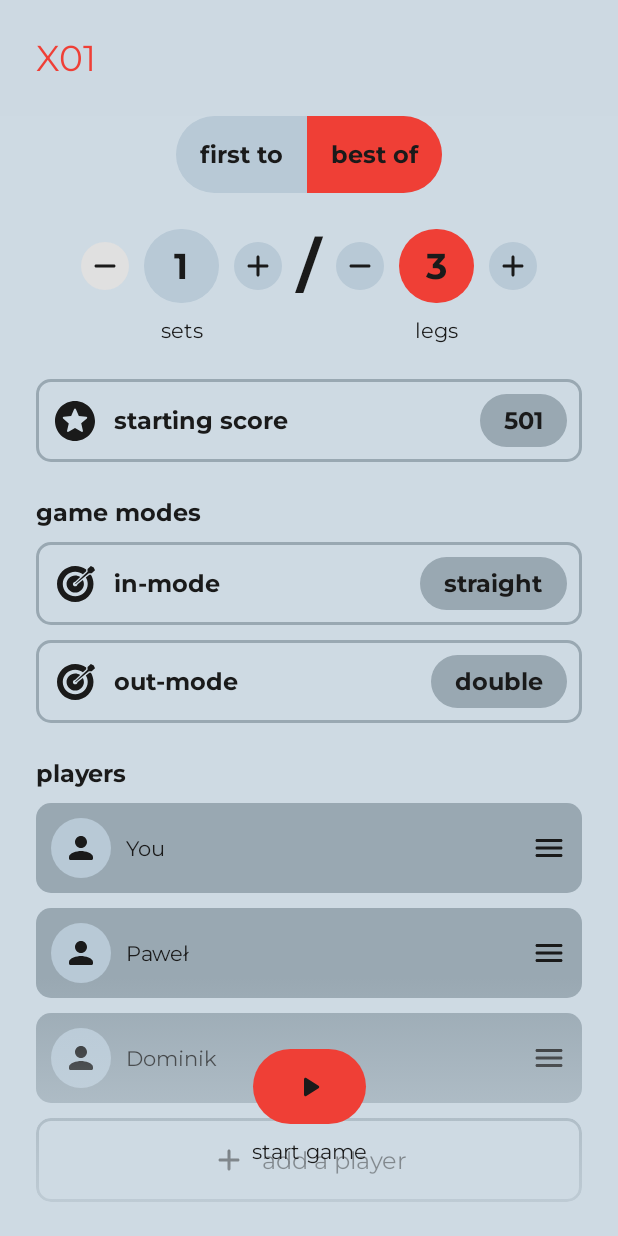
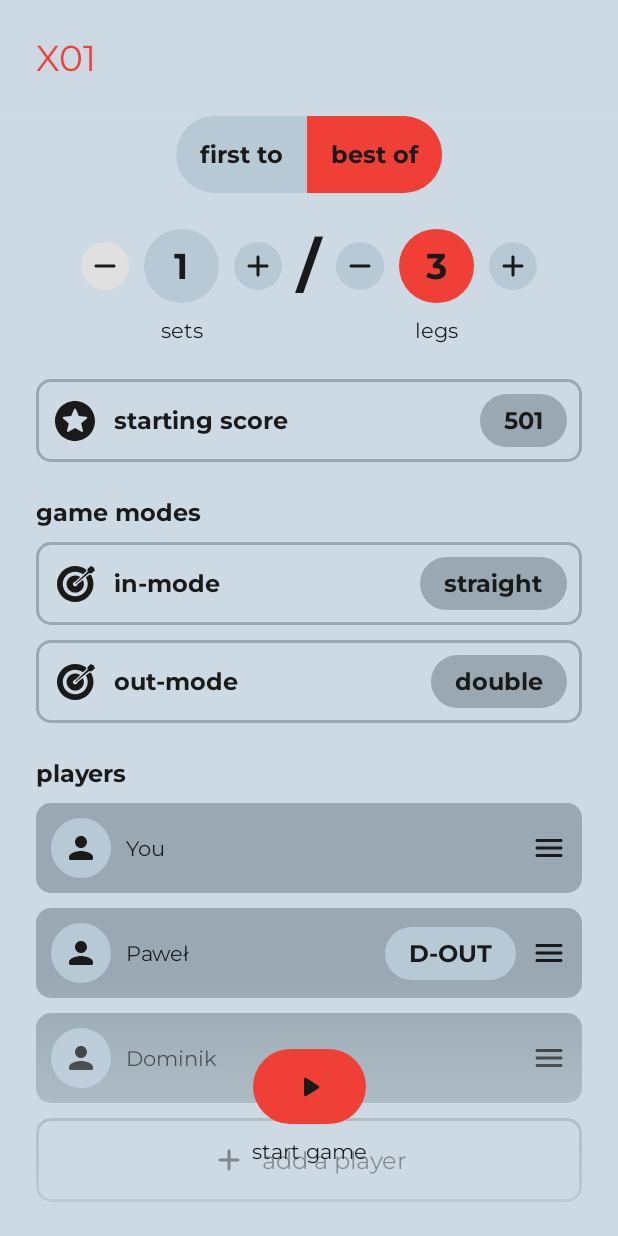
Before and after one commit to pChochura/dartify, an Android app built with Jetpack Compose: the composable GameSetupX01Screen shown on its own in the app's theme, on a phone screen of 412 x 824 dp. Run offline under Robolectric (Android 15) with nearby library versions, the phone set to English and light mode, and no system bars; our stand-ins replace accompanist; 2 statements that could not run were skipped.

Commit message:
Added active X01 game screen

```diff
--- a/app/src/main/java/com/pointlessapps/dartify/compose/Navigation.kt
+++ b/app/src/main/java/com/pointlessapps/dartify/compose/Navigation.kt
@@ -2,6 +2,7 @@ package com.pointlessapps.dartify.compose
 
 import androidx.compose.animation.ExperimentalAnimationApi
 import androidx.compose.runtime.Composable
+import com.pointlessapps.dartify.compose.game.active.x01.ui.GameActiveX01Screen
 import com.pointlessapps.dartify.compose.game.setup.x01.ui.GameSetupX01Screen
 import com.pointlessapps.dartify.compose.home.ui.HomeScreen
 import com.pointlessapps.dartify.compose.ui.theme.Route
@@ -14,7 +15,7 @@ import dev.olshevski.navigation.reimagined.rememberNavController
 @Composable
 internal fun NavHost(
     navController: NavController<Route> = rememberNavController(
-        startDestination = Route.GameSetup.X01,
+        startDestination = Route.GameActive.X01,
     ),
 ) {
     NavBackHandler(controller = navController)
@@ -22,6 +23,7 @@ internal fun NavHost(
         when (it) {
             Route.Home -> HomeScreen()
             Route.GameSetup.X01 -> GameSetupX01Screen()
+            Route.GameActive.X01 -> GameActiveX01Screen()
         }
     }
 }
--- a/app/src/main/java/com/pointlessapps/dartify/compose/ui/components/ComposeEntryCard.kt
+++ b/app/src/main/java/com/pointlessapps/dartify/compose/game/setup/ui/PlayerEntryCard.kt
@@ -1,4 +1,4 @@
-package com.pointlessapps.dartify.compose.ui.components
+package com.pointlessapps.dartify.compose.game.setup.ui
 
 import androidx.annotation.DrawableRes
 import androidx.compose.foundation.background
@@ -14,20 +14,24 @@ import androidx.compose.ui.draw.clip
 import androidx.compose.ui.graphics.Color
 import androidx.compose.ui.res.dimensionResource
 import androidx.compose.ui.res.painterResource
+import androidx.compose.ui.text.style.TextAlign
 import com.pointlessapps.dartify.R
+import com.pointlessapps.dartify.compose.ui.components.ComposeText
+import com.pointlessapps.dartify.compose.ui.components.defaultComposeTextStyle
 
 @Composable
-internal fun ComposeEntryCard(
+internal fun PlayerEntryCard(
     label: String,
     onClick: () -> Unit,
+    infoCardText: String? = null,
     modifier: Modifier = Modifier,
-    entryCardModel: ComposeEntryCardModel = defaultComposeEntryCardModel(),
+    playerEntryCardModel: PlayerEntryCardModel = defaultPlayerEntryCardModel(),
 ) {
     Row(
         modifier = modifier
             .fillMaxWidth()
             .clip(MaterialTheme.shapes.medium)
-            .background(entryCardModel.backgroundColor)
+            .background(playerEntryCardModel.backgroundColor)
             .clickable { onClick() }
             .padding(dimensionResource(id = R.dimen.margin_small)),
         horizontalArrangement = Arrangement.spacedBy(
@@ -39,14 +43,14 @@ internal fun ComposeEntryCard(
         Box(
             modifier = Modifier
                 .clip(CircleShape)
-                .background(entryCardModel.mainIconBackgroundColor)
+                .background(playerEntryCardModel.mainIconBackgroundColor)
                 .padding(dimensionResource(id = R.dimen.margin_tiny)),
             contentAlignment = Alignment.Center,
         ) {
             Icon(
-                modifier = Modifier.size(dimensionResource(id = R.dimen.entry_card_icon_size)),
-                painter = painterResource(id = entryCardModel.mainIcon),
-                tint = entryCardModel.textColor,
+                modifier = Modifier.size(dimensionResource(id = R.dimen.player_entry_card_icon_size)),
+                painter = painterResource(id = playerEntryCardModel.mainIcon),
+                tint = playerEntryCardModel.textColor,
                 contentDescription = null,
             )
         }
@@ -55,30 +59,49 @@ internal fun ComposeEntryCard(
             text = label,
             textStyle = defaultComposeTextStyle().copy(
                 typography = MaterialTheme.typography.h3,
-                textColor = entryCardModel.textColor,
+                textColor = playerEntryCardModel.textColor,
             ),
         )
+        if (infoCardText != null) {
+            ComposeText(
+                modifier = Modifier
+                    .clip(CircleShape)
+                    .background(playerEntryCardModel.infoCardBackgroundColor)
+                    .padding(
+                        vertical = dimensionResource(id = R.dimen.margin_tiny),
+                        horizontal = dimensionResource(id = R.dimen.margin_medium),
+                    ),
+                text = infoCardText,
+                textStyle = defaultComposeTextStyle().copy(
+                    typography = MaterialTheme.typography.h2,
+                    textColor = playerEntryCardModel.textColor,
+                    textAlign = TextAlign.Center,
+                ),
+            )
+        }
         Icon(
-            modifier = Modifier.size(dimensionResource(id = R.dimen.entry_card_icon_size)),
-            painter = painterResource(id = entryCardModel.additionalIcon),
-            tint = entryCardModel.textColor,
+            modifier = Modifier.size(dimensionResource(id = R.dimen.player_entry_card_icon_size)),
+            painter = painterResource(id = playerEntryCardModel.additionalIcon),
+            tint = playerEntryCardModel.textColor,
             contentDescription = null,
         )
     }
 }
 
 @Composable
-internal fun defaultComposeEntryCardModel() = ComposeEntryCardModel(
+internal fun defaultPlayerEntryCardModel() = PlayerEntryCardModel(
     backgroundColor = MaterialTheme.colors.secondary,
     mainIconBackgroundColor = MaterialTheme.colors.primary,
+    infoCardBackgroundColor = MaterialTheme.colors.primary,
     textColor = MaterialTheme.colors.onSecondary,
     mainIcon = R.drawable.ic_person,
     additionalIcon = R.drawable.ic_move_handle,
 )
 
-internal data class ComposeEntryCardModel(
+internal data class PlayerEntryCardModel(
     val backgroundColor: Color,
     val mainIconBackgroundColor: Color,
+    val infoCardBackgroundColor: Color,
     val textColor: Color,
     @DrawableRes val mainIcon: Int,
     @DrawableRes val additionalIcon: Int,
--- a/app/src/main/java/com/pointlessapps/dartify/compose/game/setup/x01/ui/GameSetupX01Screen.kt
+++ b/app/src/main/java/com/pointlessapps/dartify/compose/game/setup/x01/ui/GameSetupX01Screen.kt
@@ -21,6 +21,8 @@ import androidx.compose.ui.text.input.KeyboardType
 import androidx.compose.ui.text.style.TextAlign
 import androidx.compose.ui.unit.sp
 import com.pointlessapps.dartify.R
+import com.pointlessapps.dartify.compose.game.setup.ui.PlayerEntryCard
+import com.pointlessapps.dartify.compose.game.setup.ui.defaultPlayerEntryCardModel
 import com.pointlessapps.dartify.compose.ui.components.*
 
 @Composable
@@ -317,7 +319,7 @@ private fun GameModes(
 
 @Composable
 private fun Players() {
-    val items by remember { mutableStateOf(listOf("You", "Paweł", "Dominik")) }
+    val items by remember { mutableStateOf(listOf("You" to null, "Paweł" to "D-OUT", "Dominik" to null)) }
     Column(
         verticalArrangement = Arrangement.spacedBy(
             dimensionResource(id = R.dimen.margin_small),
@@ -331,11 +333,12 @@ private fun Players() {
             ),
         )
 
-        items.forEach { item ->
-            ComposeEntryCard(
-                label = item,
+        items.forEach { (name, infoCard) ->
+            PlayerEntryCard(
+                label = name,
                 onClick = { /*TODO*/ },
-                entryCardModel = defaultComposeEntryCardModel().copy(
+                infoCardText = infoCard,
+                playerEntryCardModel = defaultPlayerEntryCardModel().copy(
                     mainIcon = R.drawable.ic_person,
                     additionalIcon = R.drawable.ic_move_handle,
                 ),
@@ -360,7 +363,7 @@ private fun Players() {
             verticalAlignment = Alignment.CenterVertically,
         ) {
             Icon(
-                modifier = Modifier.size(dimensionResource(id = R.dimen.entry_card_icon_size)),
+                modifier = Modifier.size(dimensionResource(id = R.dimen.player_entry_card_icon_size)),
                 painter = painterResource(id = R.drawable.ic_plus),
                 tint = MaterialTheme.colors.onSecondary,
                 contentDescription = null,
--- a/app/src/main/java/com/pointlessapps/dartify/compose/ui/components/ComposeScaffoldLayout.kt
+++ b/app/src/main/java/com/pointlessapps/dartify/compose/ui/components/ComposeScaffoldLayout.kt
@@ -1,7 +1,7 @@
 package com.pointlessapps.dartify.compose.ui.components
 
 import androidx.compose.foundation.layout.PaddingValues
-import androidx.compose.foundation.layout.imePadding
+import androidx.compose.foundation.layout.navigationBarsPadding
 import androidx.compose.runtime.Composable
 import androidx.compose.ui.Modifier
 import androidx.compose.ui.layout.SubcomposeLayout
@@ -12,7 +12,7 @@ internal fun ComposeScaffoldLayout(
     fab: @Composable () -> Unit = {},
     content: @Composable (PaddingValues) -> Unit,
 ) {
-    SubcomposeLayout(modifier = Modifier.imePadding()) { constraints ->
+    SubcomposeLayout(modifier = Modifier.navigationBarsPadding()) { constraints ->
         val layoutWidth = constraints.maxWidth
         val layoutHeight = constraints.maxHeight
 
--- a/app/src/main/java/com/pointlessapps/dartify/compose/ui/theme/Route.kt
+++ b/app/src/main/java/com/pointlessapps/dartify/compose/ui/theme/Route.kt
@@ -11,4 +11,9 @@ internal sealed interface Route : Parcelable {
         @Parcelize
         object X01 : Route
     }
+
+    object GameActive {
+        @Parcelize
+        object X01 : Route
+    }
 }
--- a/app/src/main/java/com/pointlessapps/dartify/compose/ui/theme/Theme.kt
+++ b/app/src/main/java/com/pointlessapps/dartify/compose/ui/theme/Theme.kt
@@ -63,7 +63,7 @@ private fun typography() = Typography(
         fontSize = 14.sp,
     ),
     subtitle1 = TextStyle(
-        fontWeight = FontWeight.Light,
+        fontWeight = FontWeight.Normal,
         fontSize = 12.sp,
     ),
 )
--- a/app/src/main/res/values/dimens.xml
+++ b/app/src/main/res/values/dimens.xml
@@ -13,10 +13,19 @@
 	<dimen name="input_button_border_width">2dp</dimen>
 	<dimen name="input_button_icon_size">32dp</dimen>
 
-	<dimen name="entry_card_icon_size">24dp</dimen>
+	<dimen name="player_entry_card_icon_size">24dp</dimen>
+	<dimen name="player_score_icon_size">12dp</dimen>
+	<dimen name="player_score_border_width">1dp</dimen>
+
+	<dimen name="score_button_border_width">2dp</dimen>
+
+	<dimen name="button_icon_size">24dp</dimen>
+
+	<dimen name="key_button_icon_size">32dp</dimen>
 
 	<dimen name="dialog_icon_size">32dp</dimen>
 
+	<dimen name="margin_nano">4dp</dimen>
 	<dimen name="margin_tiny">8dp</dimen>
 	<dimen name="margin_small">10dp</dimen>
 	<dimen name="margin_medium">16dp</dimen>
```
Also changed, not shown: app/src/main/java/com/pointlessapps/dartify/compose/game/active/x01/ui/GameActiveX01Screen.kt (added, +441 -0 lines), app/src/main/java/com/pointlessapps/dartify/compose/ui/components/ComposeExactGrid.kt (added, +36 -0 lines), app/src/main/java/com/pointlessapps/dartify/compose/ui/modifiers/BorderModifier.kt (added, +53 -0 lines), app/src/main/java/com/pointlessapps/dartify/compose/utils/Extensions.kt (+22 -1 lines), app/src/main/res/values/strings.xml (+8 -0 lines).
